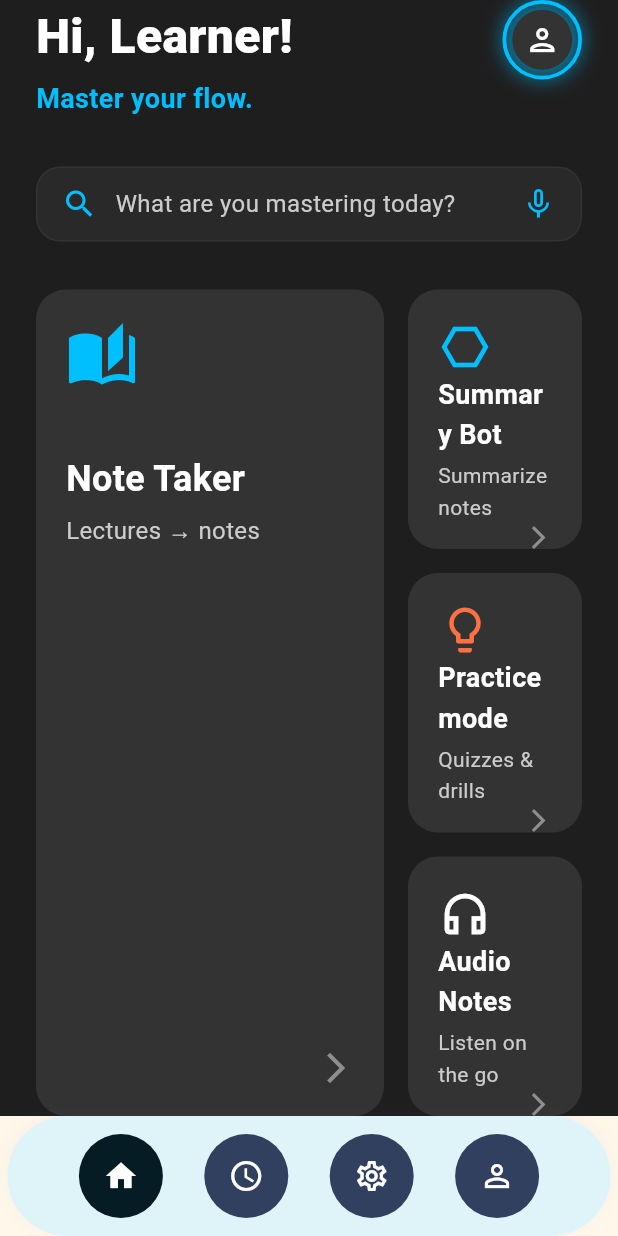
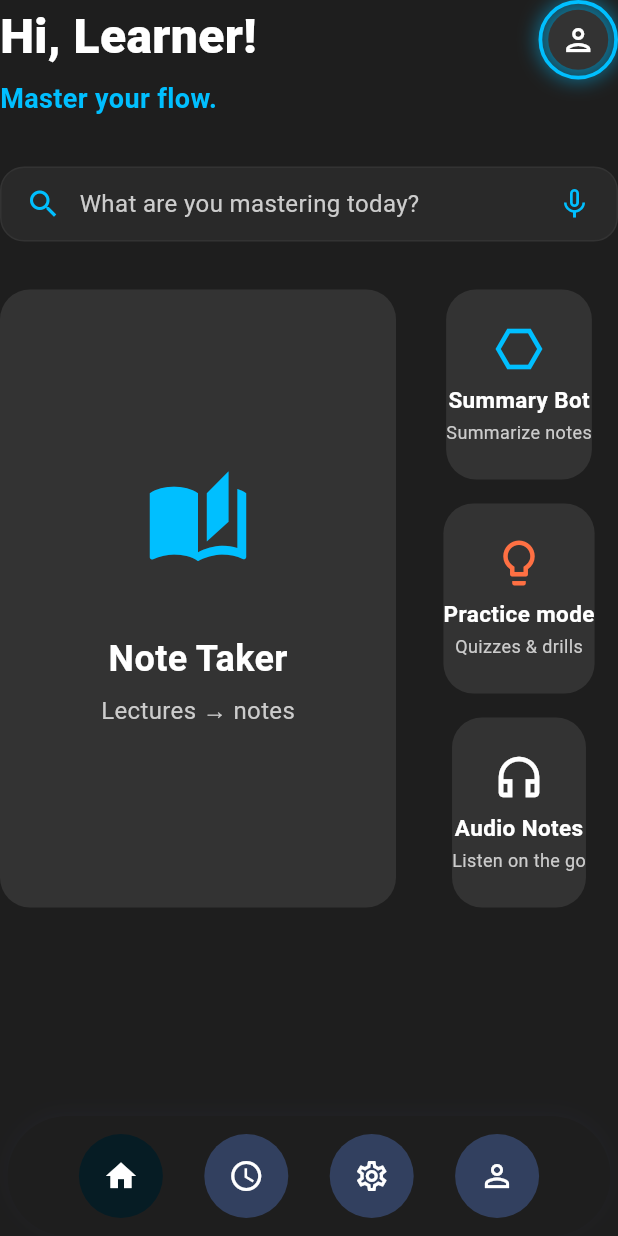
Before and after one commit to Hadskad/Smart-Tutor-Lite, a Flutter app: the screen it shows after launch, on a phone screen of 412 x 824 dp. Run offline on Flutter 3.47's test engine with Material 3 defaults, Android fonts, the light colour scheme and no system bars; our stand-ins replace audioplayers, battery_plus, cloud_firestore, connectivity_plus, dartz, dio and 12 more; missing offline and left inert: dart:ffi, record; accounts and stored records are empty; statements that could not run were skipped; project files that could hold a hidden picture were left out.

Commit message:
working version

```diff
--- a/lib/app/main_navigation.dart
+++ b/lib/app/main_navigation.dart
@@ -25,6 +25,7 @@ class _MainNavigationState extends State<MainNavigation> {
   @override
   Widget build(BuildContext context) {
     return Scaffold(
+      backgroundColor: Color(0xFF1E1E1E),
       body: IndexedStack(
         index: _currentIndex,
         children: _pages,
@@ -64,7 +65,7 @@ class _CustomCircularNavBar extends StatelessWidget {
           padding: const EdgeInsets.symmetric(horizontal: 20, vertical: 12),
           decoration: BoxDecoration(
             borderRadius: BorderRadius.circular(40),
-            color: Color(0xFFDFF4F9),
+            color: Color(0xFF1E1E1E),
             boxShadow: [
               BoxShadow(
                 color: const Color.fromARGB(255, 89, 96, 192)
--- a/lib/features/home/presentation/pages/home_dashboard_page.dart
+++ b/lib/features/home/presentation/pages/home_dashboard_page.dart
@@ -20,8 +20,6 @@ class HomeDashboardPage extends StatelessWidget {
     return Scaffold(
       backgroundColor: _kBackgroundColor,
       body: SafeArea(
-        child: Padding(
-          padding: const EdgeInsets.symmetric(horizontal: 24.0),
         child: Column(
           crossAxisAlignment: CrossAxisAlignment.start,
           children: [
@@ -29,7 +27,9 @@ class HomeDashboardPage extends StatelessWidget {
             const SizedBox(height: 32.0),
             const _SearchBarWidget(),
             const SizedBox(height: 32.0),
-              Expanded(
+             SizedBox(
+              height: MediaQuery.of(context).size.height *0.5,
+              width: double.infinity,
               child: _FeatureCardsGrid(
                 onNoteTakerTap: () {
                   Navigator.pushNamed(context, AppRoutes.transcription);
@@ -46,7 +46,6 @@ class HomeDashboardPage extends StatelessWidget {
               ),
             ),
           ],
-          ),
         ),
       ),
 
@@ -260,58 +259,44 @@ class _FeatureCard extends StatelessWidget {
       borderRadius: BorderRadius.circular(20.0),
       onTap: onTap,
       child: Container(
-        padding: const EdgeInsets.all(20.0),
+
         decoration: BoxDecoration(
           color: cardColor,
           borderRadius: BorderRadius.circular(20.0),
         ),
         child: Column(
-          crossAxisAlignment: CrossAxisAlignment.start,
-          mainAxisAlignment: MainAxisAlignment.spaceBetween,
-          children: [
-            Row(
-              mainAxisAlignment: MainAxisAlignment.start,
+          crossAxisAlignment: CrossAxisAlignment.center,
+          mainAxisAlignment: MainAxisAlignment.center,
           children: [
             Icon(
               icon,
-                  size: isLarge ? 48 : 36,
+              size: isLarge ? 70 : 36,
               color: iconColor,
             ),
-              ],
-            ),
-            if (isLarge) const SizedBox(height: 40),
+            isLarge? SizedBox(height: 40): SizedBox(height: 5),
             Column(
-              crossAxisAlignment: CrossAxisAlignment.start,
+              crossAxisAlignment: CrossAxisAlignment.center,
               children: [
                 Text(
                   title,
                   style: TextStyle(
                     color: _kWhite,
-                    fontSize: isLarge ? 24 : 18,
+                    fontSize: isLarge ? 24 : 15,
                     fontWeight: FontWeight.bold,
                   ),
                 ),
-                const SizedBox(height: 4.0),
+               isLarge? SizedBox(height: 4): SizedBox(height: 1),
                 Text(
                   subtitle,
                   style: TextStyle(
                     color: _kLightGray,
-                    fontSize: isLarge ? 16 : 14,
+                    fontSize: isLarge ? 16 : 12,
                   ),
                 ),
               ],
             ),
-            const Spacer(),
-            Row(
-              mainAxisAlignment: MainAxisAlignment.end,
-              children: [
-                Icon(
-                  Icons.arrow_forward_ios,
-                  size: isLarge ? 24 : 18,
-                  color: _kLightGray.withOpacity(0.6),
-                ),
-              ],
-            ),
+
+
           ],
         ),
       ),
```
Lines whose indentation alone changed are shown as unchanged.
